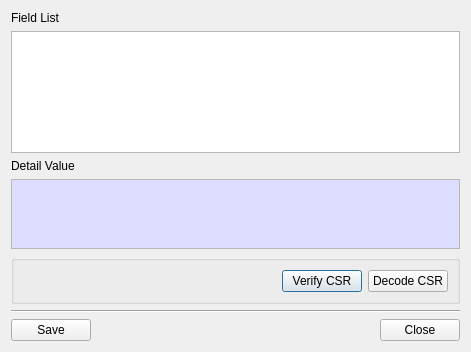
Old version of the form BerEditor/csr_info_dlg.ui in the repository jykim74/BerEditor.
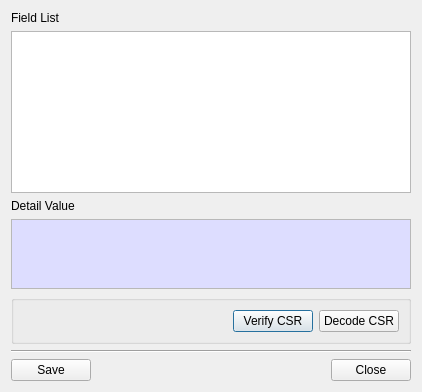
New version of the form.

```diff
--- a/BerEditor/csr_info_dlg.ui
+++ b/BerEditor/csr_info_dlg.ui
@@ -6,8 +6,8 @@
    <rect>
     <x>0</x>
     <y>0</y>
-    <width>471</width>
-    <height>352</height>
+    <width>418</width>
+    <height>392</height>
    </rect>
   </property>
   <property name="windowTitle">
@@ -26,7 +26,7 @@
      <property name="minimumSize">
       <size>
        <width>0</width>
-       <height>120</height>
+       <height>160</height>
       </size>
      </property>
      <attribute name="horizontalHeaderHighlightSections">
@@ -43,6 +43,12 @@
    </item>
    <item>
     <widget class="QPlainTextEdit" name="mDetailText">
+     <property name="minimumSize">
+      <size>
+       <width>400</width>
+       <height>0</height>
+      </size>
+     </property>
      <property name="maximumSize">
       <size>
        <width>16777215</width>
```
